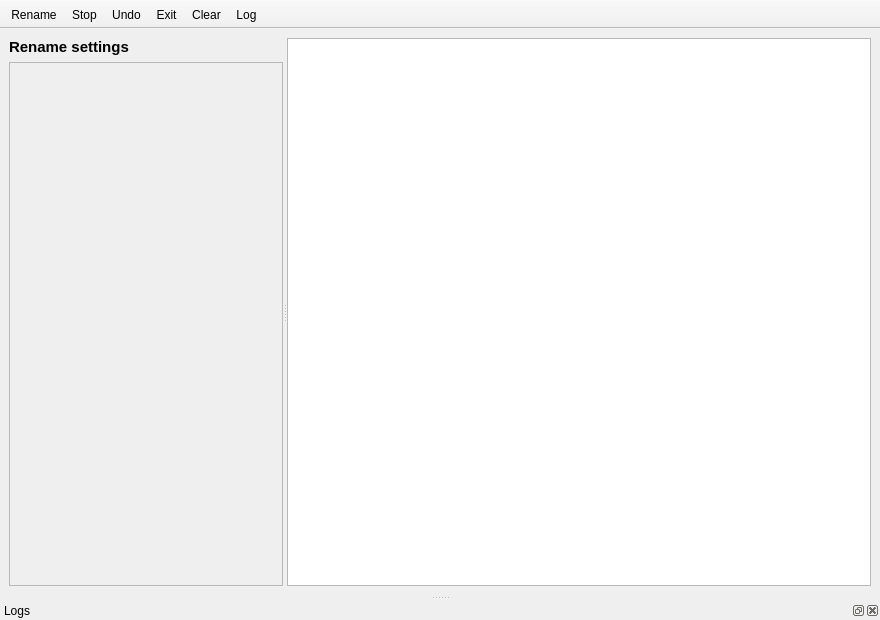
First picture: the form in MainWindow.ui, repository Takashi-Inoue/FileRenamer_Archived, before the edit.
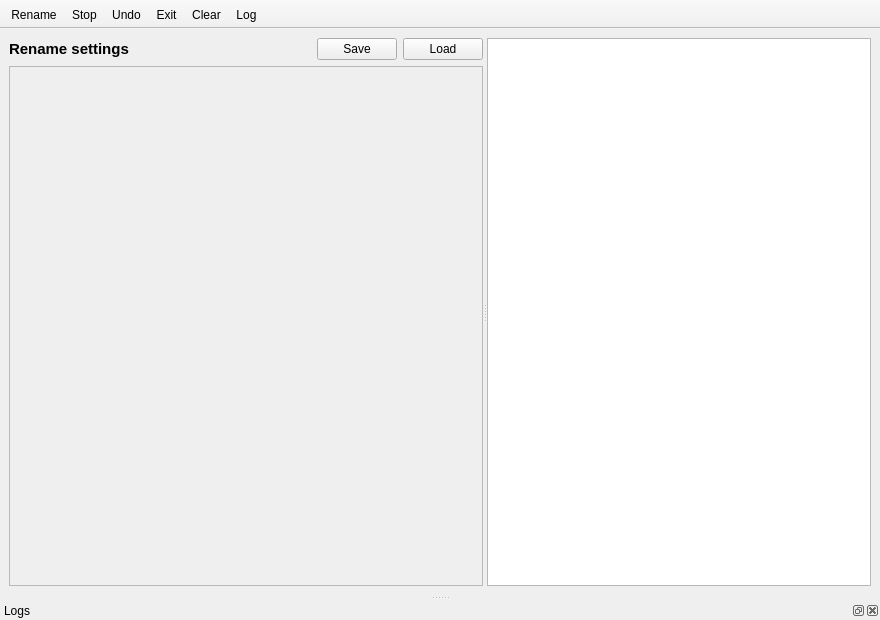
Second picture: the form after the edit. Icons and pictures are not drawn. Custom widgets are drawn as their Qt base class.

Commit message: v1.1.0.0 Added Save/Load rename settings.

Patch:
```diff
--- a/MainWindow.ui
+++ b/MainWindow.ui
@@ -17,7 +17,7 @@
    <string>FileRenamer</string>
   </property>
   <widget class="QWidget" name="centralwidget">
-   <layout class="QHBoxLayout" name="horizontalLayout">
+   <layout class="QVBoxLayout" name="verticalLayout_2">
     <item>
      <widget class="QSplitter" name="splitter">
       <property name="orientation">
@@ -26,18 +26,63 @@
       <widget class="QWidget" name="layoutWidget">
        <layout class="QVBoxLayout" name="verticalLayout">
         <item>
-         <widget class="QLabel" name="label">
-          <property name="font">
-           <font>
-            <pointsize>11</pointsize>
-            <weight>75</weight>
-            <bold>true</bold>
-           </font>
-          </property>
-          <property name="text">
-           <string>Rename settings</string>
-          </property>
-         </widget>
+         <layout class="QHBoxLayout" name="horizontalLayout">
+          <item>
+           <widget class="QLabel" name="label">
+            <property name="font">
+             <font>
+              <pointsize>11</pointsize>
+              <weight>75</weight>
+              <bold>true</bold>
+             </font>
+            </property>
+            <property name="text">
+             <string>Rename settings</string>
+            </property>
+           </widget>
+          </item>
+          <item>
+           <spacer name="horizontalSpacer">
+            <property name="orientation">
+             <enum>Qt::Horizontal</enum>
+            </property>
+            <property name="sizeHint" stdset="0">
+             <size>
+              <width>24</width>
+              <height>20</height>
+             </size>
+            </property>
+           </spacer>
+          </item>
+          <item>
+           <widget class="QPushButton" name="buttonSaveSettings">
+            <property name="toolTip">
+             <string>Save current rename settings</string>
+            </property>
+            <property name="text">
+             <string>Save</string>
+            </property>
+            <property name="icon">
+             <iconset resource="images.qrc">
+              <normaloff>:/res/images/save.svg</normaloff>:/res/images/save.svg</iconset>
+            </property>
+           </widget>
+          </item>
+          <item>
+           <widget class="QPushButton" name="buttonLoadSettings">
+            <property name="toolTip">
+             <string>Load Rename settings</string>
+            </property>
+            <property name="text">
+             <string>Load</string>
+            </property>
+            <property name="icon">
+             <iconset resource="images.qrc">
+              <normaloff>:/res/images/load.svg</normaloff>:/res/images/load.svg</iconset>
+            </property>
+           </widget>
+          </item>
+         </layout>
         </item>
         <item>
          <widget class="QScrollArea" name="scrollArea">
@@ -49,8 +94,8 @@
             <rect>
              <x>0</x>
              <y>0</y>
-             <width>274</width>
-             <height>488</height>
+             <width>477</width>
+             <height>475</height>
             </rect>
            </property>
           </widget>
```
Left out of the diff: 54 changed lines with no effect on the pictures. The commit also changes 39 other files.
